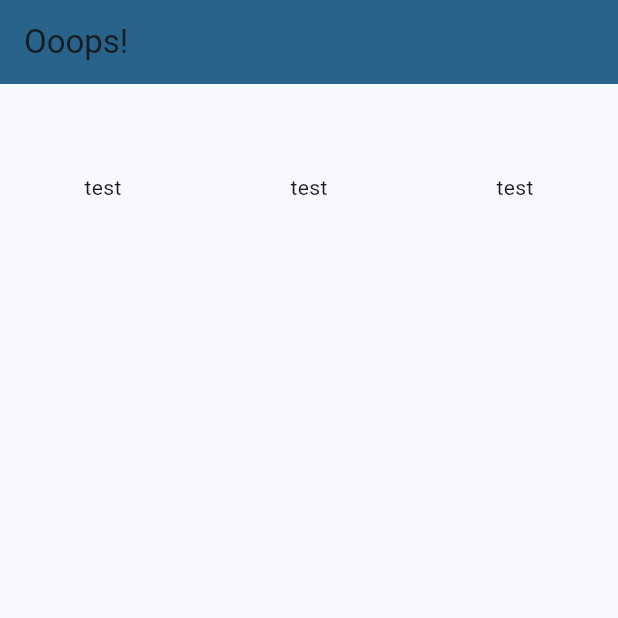
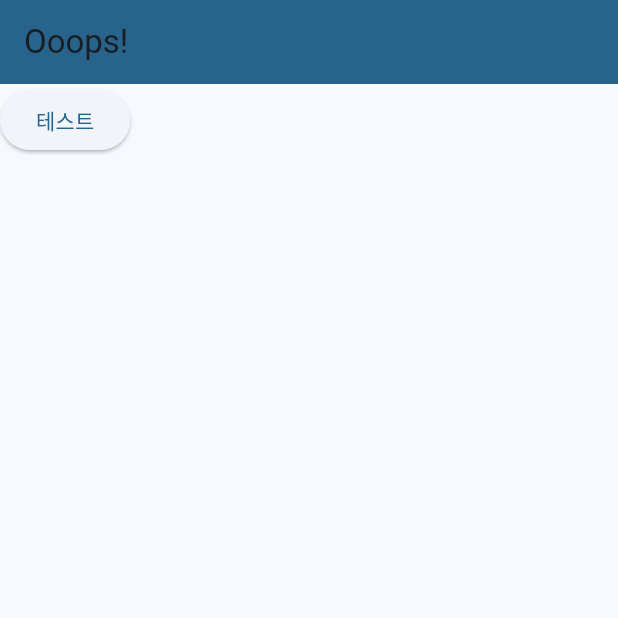
Before and after one commit to so1gging/oops, a Flutter app: the screen it shows after launch, on a phone screen of 412 x 824 dp, the top half of it. Run offline on Flutter 3.47's test engine with Material 3 defaults, Android fonts, the phone set to English and light mode, and no system bars.

Commit message:
👔 Navigator 추가

```diff
--- a/lib/main.dart
+++ b/lib/main.dart
@@ -1,4 +1,5 @@
 import 'package:flutter/material.dart';
+import 'package:oops_flutter/screens/word_list_page.dart';
 
 void main() {
   runApp(const MyApp());
@@ -37,7 +38,7 @@
         backgroundColor: Theme.of(context).colorScheme.primary,
         title: Text(widget.title),
       ),
-      body: GridView.count(crossAxisCount: 3, children: List.generate(3, (index) => Center(child: Text('test'),)),),
+      body: ElevatedButton(onPressed: () => {Navigator.push(context, MaterialPageRoute(builder: (_)=> WordListPage()))}, child: const Text("테스트"),),
     );
   }
 }
```
